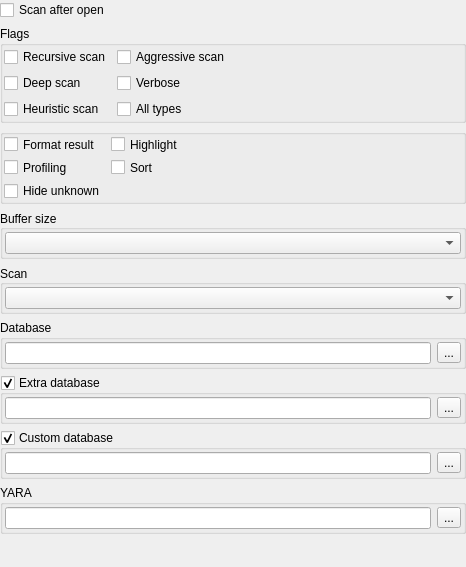
Above: dieoptionswidget.ui from horsicq/die_widget before the change. Below: the same form after it.
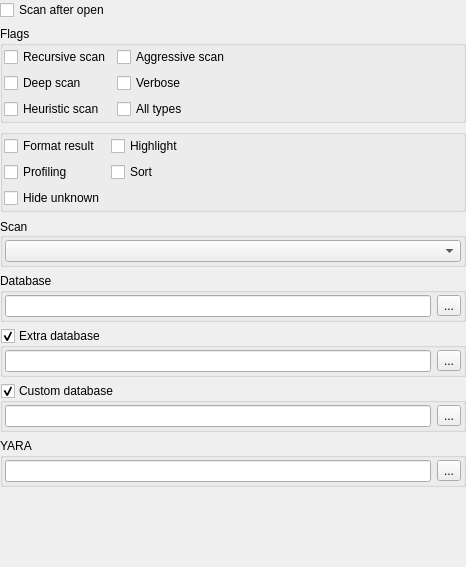
That is the form after the change.

Commit message: refactor: remove obsolete buffer size UI and update enums

Patch:
```diff
--- a/dieoptionswidget.ui
+++ b/dieoptionswidget.ui
@@ -200,40 +200,6 @@
          </layout>
         </widget>
        </item>
-       <item>
-        <widget class="QGroupBox" name="groupBoxBufferSize">
-         <property name="title">
-          <string>Buffer size</string>
-         </property>
-         <property name="alignment">
-          <set>Qt::AlignmentFlag::AlignLeading|Qt::AlignmentFlag::AlignLeft|Qt::AlignmentFlag::AlignVCenter</set>
-         </property>
-         <layout class="QVBoxLayout" name="verticalLayout_10">
-          <property name="leftMargin">
-           <number>2</number>
-          </property>
-          <property name="topMargin">
-           <number>2</number>
-          </property>
-          <property name="rightMargin">
-           <number>2</number>
-          </property>
-          <property name="bottomMargin">
-           <number>2</number>
-          </property>
-          <item>
-           <widget class="QComboBox" name="comboBoxBufferSize">
-            <property name="minimumSize">
-             <size>
-              <width>200</width>
-              <height>0</height>
-             </size>
-            </property>
-           </widget>
-          </item>
-         </layout>
-        </widget>
-       </item>
        <item>
         <widget class="QGroupBox" name="groupBoxScanEngine">
          <property name="title">
```
Left out of the diff: 8 changed lines with no effect on the pictures. The commit also changes 1 other file.
